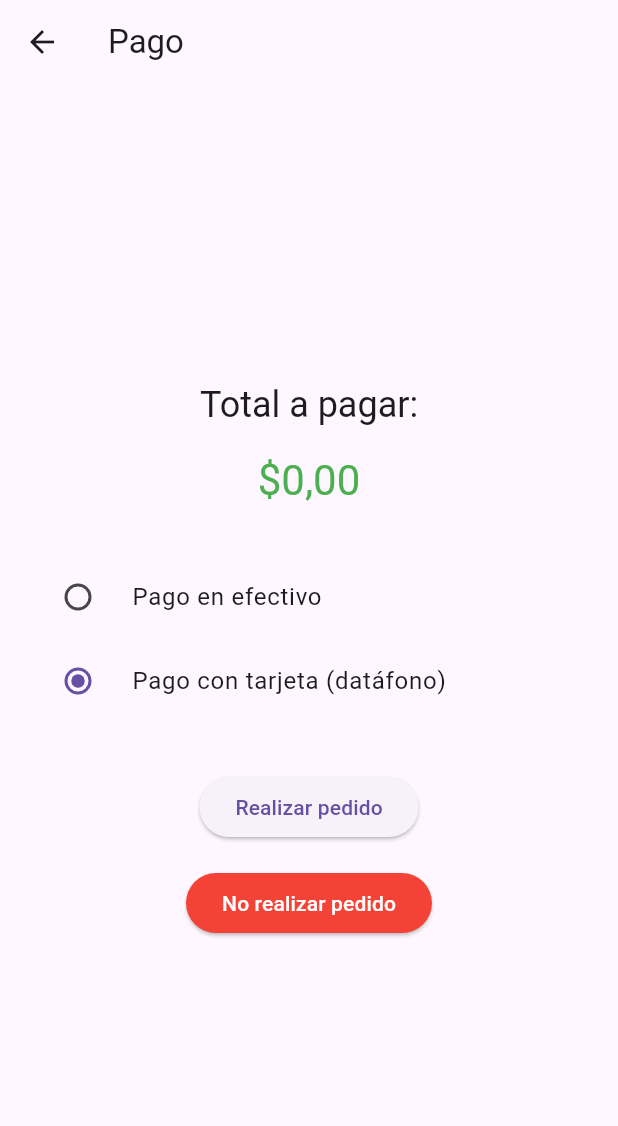
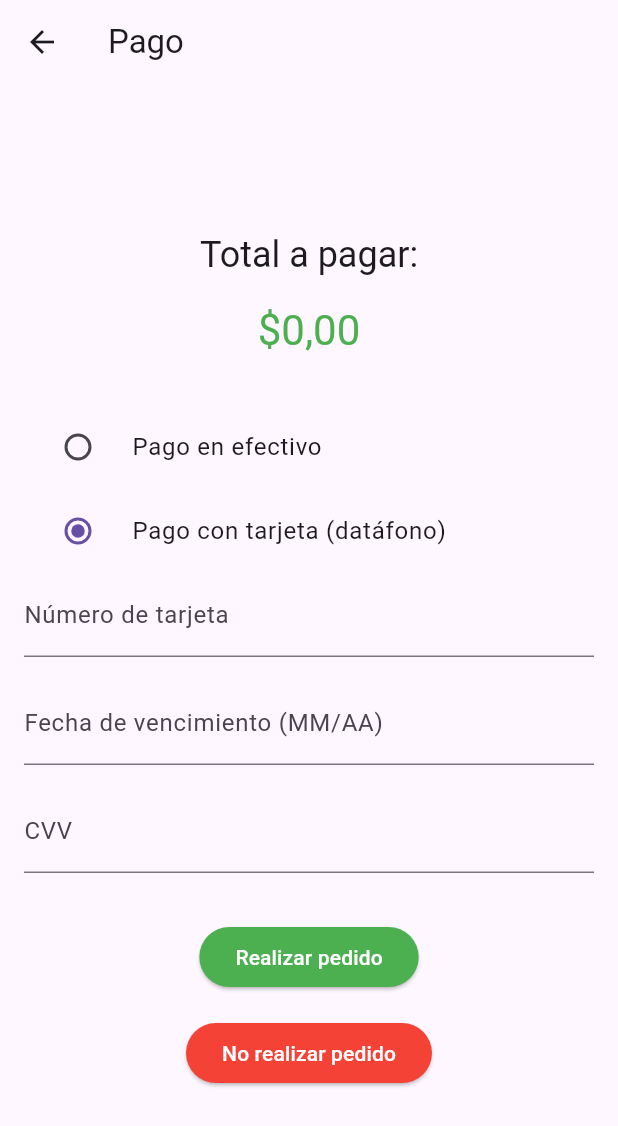
Before and after one commit to Jeronimo1520/contactArt-FlutterApp, a Flutter app: the PaymentPage screen opened directly with empty values, after a tap on "Pago con tarjeta (datáfono)", on a phone screen of 412 x 824 dp. Shown: the top 1126 px of the screen. Run offline on Flutter 3.47's test engine with Material 3 defaults, Android fonts, the phone set to English and light mode, and no system bars; our stand-ins replace cloud_firestore, firebase_auth, firebase_core, firebase_storage, flutter_masked_text2, fluttertoast and 3 more; accounts and stored records are empty.

Commit message:
Feat: pago con tarjeta

```diff
--- a/lib/features/app/presentation/pages/paymentPage.dart
+++ b/lib/features/app/presentation/pages/paymentPage.dart
@@ -12,6 +12,9 @@ class PaymentPage extends StatefulWidget {
 
 class _PaymentPageState extends State<PaymentPage> {
   String? _selectedPaymentMethod;
+  final TextEditingController _cardNumberController = TextEditingController();
+  final TextEditingController _expiryDateController = TextEditingController();
+  final TextEditingController _cvvController = TextEditingController();
 
   @override
   Widget build(BuildContext context) {
@@ -33,8 +36,7 @@ class _PaymentPageState extends State<PaymentPage> {
                 child: const Text('OK'),
                 onPressed: () {
                   Navigator.of(context).pop(); // Cierra el diálogo
-                  Navigator.of(context)
-                      .pop(); // Vuelve a la página anterior (CartPage)
+                  Navigator.of(context).pop(); // Vuelve a la página anterior (CartPage)
                 },
               ),
             ],
@@ -49,8 +51,7 @@ class _PaymentPageState extends State<PaymentPage> {
         builder: (BuildContext context) {
           return AlertDialog(
             title: const Text('Confirmar pedido'),
-            content:
-                const Text('¿Está seguro de que desea realizar el pedido?'),
+            content: const Text('¿Está seguro de que desea realizar el pedido?'),
             actions: <Widget>[
               TextButton(
                 child: const Text('Cancelar'),
@@ -59,11 +60,9 @@ class _PaymentPageState extends State<PaymentPage> {
                 },
               ),
               TextButton(
-                child: const Text('Confirmar',
-                    style: TextStyle(color: Colors.green)),
+                child: const Text('Confirmar', style: TextStyle(color: Colors.green)),
                 onPressed: () {
-                  Navigator.of(context)
-                      .pop(); // Cierra el diálogo de confirmación
+                  Navigator.of(context).pop(); // Cierra el diálogo de confirmación
                   _showSuccessDialog(context); // Muestra el diálogo de éxito
                 },
               ),
@@ -79,8 +78,7 @@ class _PaymentPageState extends State<PaymentPage> {
         builder: (BuildContext context) {
           return AlertDialog(
             title: const Text('Cancelar pedido'),
-            content:
-                const Text('¿Está seguro de que no desea realizar el pedido?'),
+            content: const Text('¿Está seguro de que no desea realizar el pedido?'),
             actions: <Widget>[
               TextButton(
                 child: const Text('No'),
@@ -92,8 +90,7 @@ class _PaymentPageState extends State<PaymentPage> {
                 child: const Text('Sí', style: TextStyle(color: Colors.red)),
                 onPressed: () {
                   Navigator.of(context).pop(); // Cierra el diálogo
-                  Navigator.of(context)
-                      .pop(); // Vuelve a la página anterior (CartPage)
+                  Navigator.of(context).pop(); // Vuelve a la página anterior (CartPage)
                 },
               ),
             ],
@@ -109,6 +106,7 @@ class _PaymentPageState extends State<PaymentPage> {
       body: Padding(
         padding: const EdgeInsets.all(16.0),
         child: Center(
+          child: SingleChildScrollView(
             child: Column(
               mainAxisAlignment: MainAxisAlignment.center,
               children: [
@@ -119,10 +117,7 @@ class _PaymentPageState extends State<PaymentPage> {
                 const SizedBox(height: 16),
                 Text(
                   currencyFormat.format(widget.total),
-                style: Theme.of(context)
-                    .textTheme
-                    .headline4
-                    ?.copyWith(color: Colors.green),
+                  style: Theme.of(context).textTheme.headline4?.copyWith(color: Colors.green),
                 ),
                 const SizedBox(height: 32),
                 Column(
@@ -150,14 +145,51 @@ class _PaymentPageState extends State<PaymentPage> {
                     ),
                   ],
                 ),
+                Visibility(
+                  visible: _selectedPaymentMethod == 'tarjeta',
+                  child: Column(
+                    children: [
+                      TextField(
+                        controller: _cardNumberController,
+                        decoration: const InputDecoration(
+                          labelText: 'Número de tarjeta',
+                        ),
+                        keyboardType: TextInputType.number,
+                      ),
+                      const SizedBox(height: 16),
+                      TextField(
+                        controller: _expiryDateController,
+                        decoration: const InputDecoration(
+                          labelText: 'Fecha de vencimiento (MM/AA)',
+                        ),
+                        keyboardType: TextInputType.datetime,
+                      ),
+                      const SizedBox(height: 16),
+                      TextField(
+                        controller: _cvvController,
+                        decoration: const InputDecoration(
+                          labelText: 'CVV',
+                        ),
+                        keyboardType: TextInputType.number,
+                        obscureText: true,
+                      ),
                       const SizedBox(height: 32),
+                    ],
+                  ),
+                ),
                 ElevatedButton(
                   onPressed: _selectedPaymentMethod == null
                       ? null
                       : () {
                           _showOrderConfirmationDialog(context);
                         },
-                child: const Text('Realizar pedido'),
+                  style: ElevatedButton.styleFrom(
+                    primary: Colors.green, // Cambia el color del botón a verde
+                  ),
+                  child: const Text(
+                    'Realizar pedido',
+                    style: TextStyle(color: Colors.white), // Cambia el color del texto a blanco
+                  ),
                 ),
                 const SizedBox(height: 16),
                 ElevatedButton(
@@ -169,13 +201,14 @@ class _PaymentPageState extends State<PaymentPage> {
                   ),
                   child: const Text(
                     'No realizar pedido',
-                  style: TextStyle(color: Colors.white),
+                    style: TextStyle(color: Colors.white), // Cambia el color del texto a blanco
                   ),
                 ),
               ],
             ),
           ),
         ),
+      ),
     );
   }
 }
```
Lines whose indentation alone changed are shown as unchanged.
